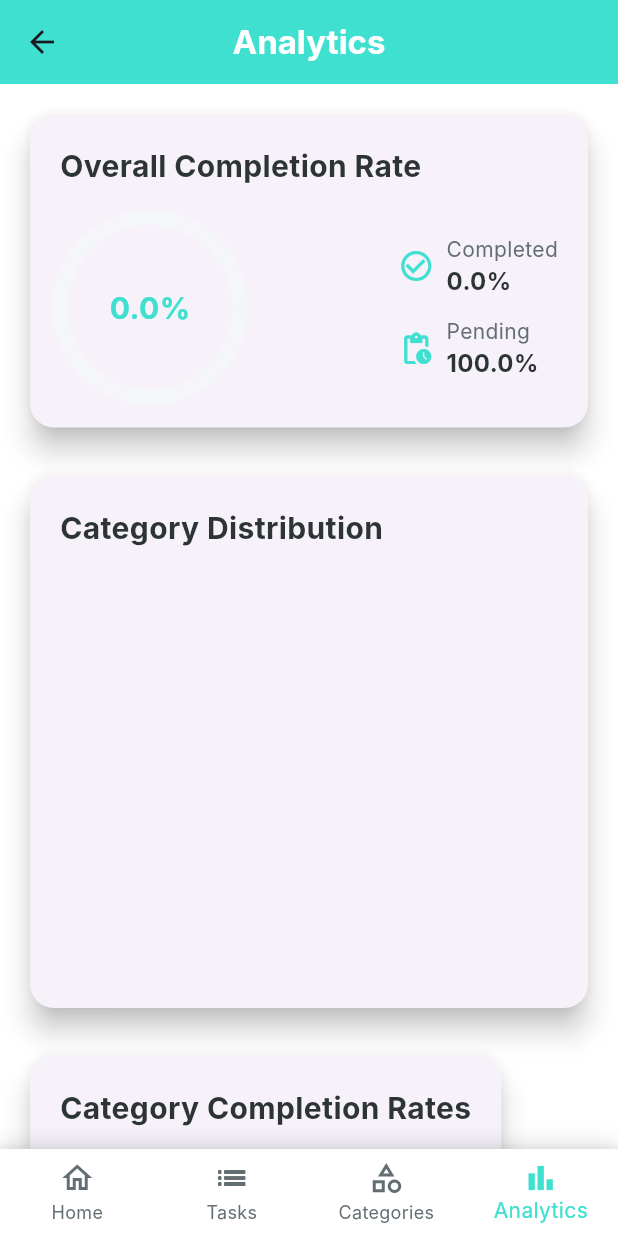
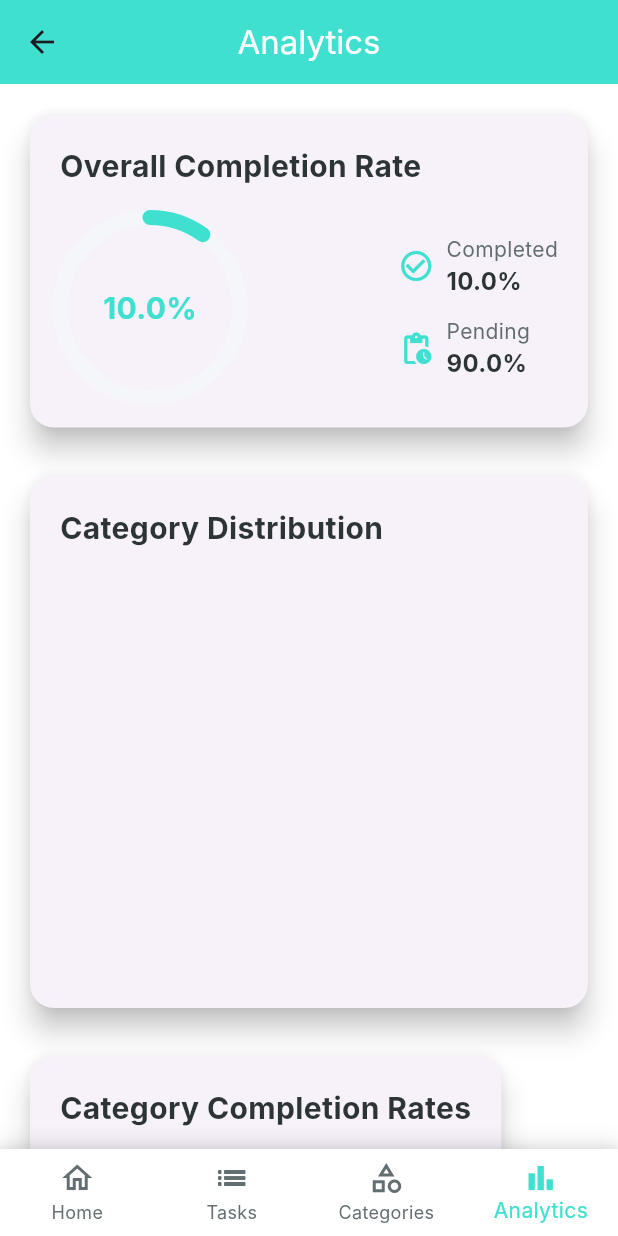
Before and after one commit to IbnuAlii/GuulSideApp, a Flutter app: the AnalyticsScreen screen opened directly, on a phone screen of 412 x 824 dp. Run offline on Flutter 3.47's test engine with Material 3 defaults, Android fonts, the light colour scheme and no system bars; drawn by our look-alikes of fl_chart; our stand-ins replace connectivity_plus, flutter_svg, get, image_picker, shared_preferences, sqflite; accounts and stored records are empty; network calls fail; Roboto replaces fonts that are missing (Inter); statements that could not run were skipped.

Commit message:
Update analytics_screen.dart

```diff
--- a/lib/screens/analytics_screen.dart
+++ b/lib/screens/analytics_screen.dart
@@ -17,7 +17,7 @@
 
     final completedTasks = tasks.where((task) => task.completed).toList();
     final completionRate =
-        tasks.isNotEmpty ? completedTasks.length / tasks.length : 0.0;
+        tasks.isNotEmpty ? completedTasks.length / tasks.length : 0.1;
 
     final categoryData = _getCategoryData(tasks);
 
@@ -25,7 +25,7 @@
       backgroundColor: AppTheme.backgroundColor,
       appBar: AppBar(
         title: const Text('Analytics',
-            style: TextStyle(color: Colors.white, fontWeight: FontWeight.bold)),
+            style: TextStyle(color: Colors.white, fontWeight: FontWeight.black)),
         backgroundColor: AppTheme.primaryColor,
         elevation: 0,
         centerTitle: true,
```
